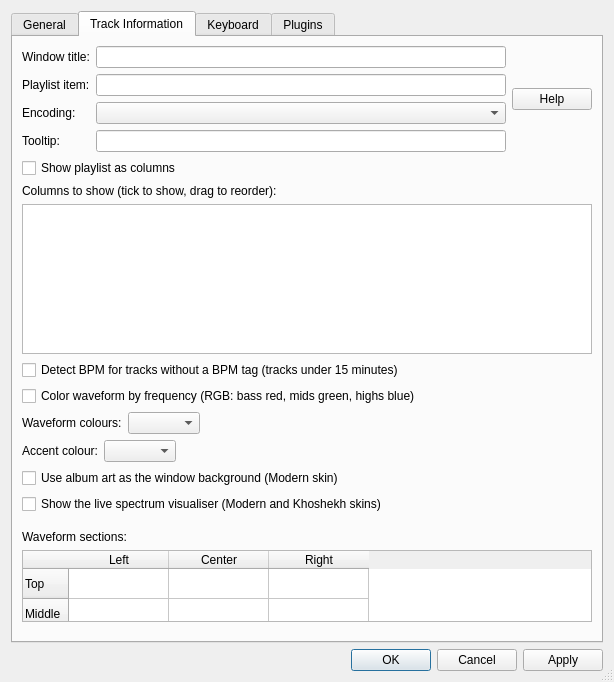
Qt form src/preferencesDialog.ui (khoshekh-dj/nulloy) before a commit.
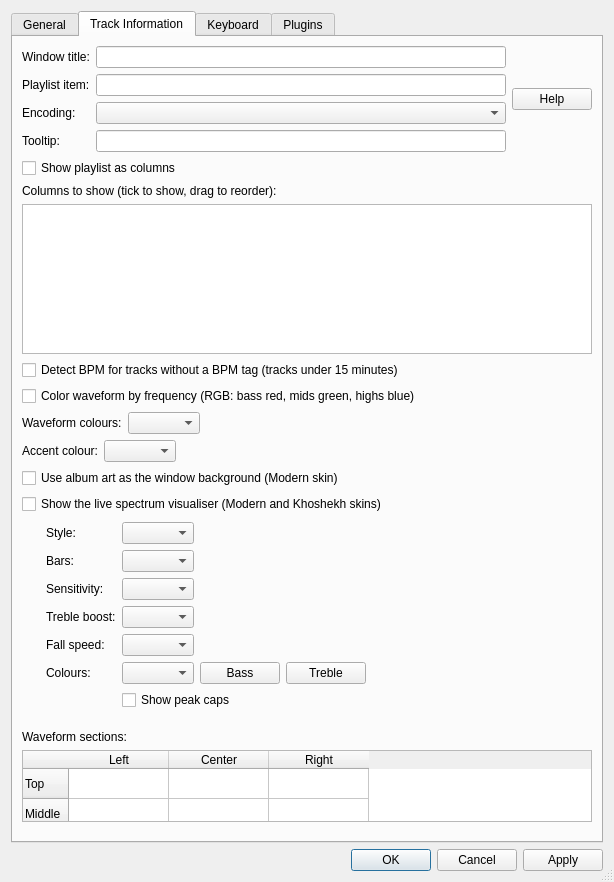
The same form after that commit. The open tabs and pages were chosen to show the change. Custom widgets are drawn as their Qt base class.

Commit message:
Visualiser options in Preferences
Style (bars, LED segments, mirrored, smooth curve), bar density,
sensitivity, treble boost, fall speed, peak caps on/off, and colours
(follow the waveform, accent colour, or a custom bass-to-treble
gradient with two colour pickers).

What changed in the file:
```diff
--- a/src/preferencesDialog.ui
+++ b/src/preferencesDialog.ui
@@ -1305,6 +1305,142 @@
          </property>
         </widget>
        </item>
+       <item>
+        <widget class="QWidget" name="visualiserOptions" native="true">
+         <layout class="QFormLayout" name="visualiserOptionsLayout">
+          <property name="fieldGrowthPolicy">
+           <enum>QFormLayout::FieldsStayAtSizeHint</enum>
+          </property>
+          <property name="leftMargin">
+           <number>24</number>
+          </property>
+          <property name="topMargin">
+           <number>2</number>
+          </property>
+          <property name="rightMargin">
+           <number>0</number>
+          </property>
+          <property name="bottomMargin">
+           <number>4</number>
+          </property>
+           <item row="0" column="0">
+            <widget class="QLabel" name="visualiserStyleLabel">
+             <property name="text">
+              <string>Style:</string>
+             </property>
+            </widget>
+           </item>
+           <item row="0" column="1">
+            <widget class="QComboBox" name="visualiserStyleComboBox">
+             <property name="sizeAdjustPolicy">
+              <enum>QComboBox::AdjustToContents</enum>
+             </property>
+            </widget>
+           </item>
+           <item row="1" column="0">
+            <widget class="QLabel" name="visualiserDensityLabel">
+             <property name="text">
+              <string>Bars:</string>
+             </property>
+            </widget>
+           </item>
+           <item row="1" column="1">
+            <widget class="QComboBox" name="visualiserDensityComboBox">
+             <property name="sizeAdjustPolicy">
+              <enum>QComboBox::AdjustToContents</enum>
+             </property>
+            </widget>
+           </item>
+           <item row="2" column="0">
+            <widget class="QLabel" name="visualiserSensitivityLabel">
+             <property name="text">
+              <string>Sensitivity:</string>
+             </property>
+            </widget>
+           </item>
+           <item row="2" column="1">
+            <widget class="QComboBox" name="visualiserSensitivityComboBox">
+             <property name="sizeAdjustPolicy">
+              <enum>QComboBox::AdjustToContents</enum>
+             </property>
+            </widget>
+           </item>
+           <item row="3" column="0">
+            <widget class="QLabel" name="visualiserTrebleBoostLabel">
+             <property name="text">
+              <string>Treble boost:</string>
+             </property>
+            </widget>
+           </item>
+           <item row="3" column="1">
+            <widget class="QComboBox" name="visualiserTrebleBoostComboBox">
+             <property name="sizeAdjustPolicy">
+              <enum>QComboBox::AdjustToContents</enum>
+             </property>
+            </widget>
+           </item>
+           <item row="4" column="0">
+            <widget class="QLabel" name="visualiserFallSpeedLabel">
+             <property name="text">
+              <string>Fall speed:</string>
+             </property>
+            </widget>
+           </item>
+           <item row="4" column="1">
+            <widget class="QComboBox" name="visualiserFallSpeedComboBox">
+             <property name="sizeAdjustPolicy">
+              <enum>QComboBox::AdjustToContents</enum>
+             </property>
+            </widget>
+           </item>
+           <item row="5" column="0">
+            <widget class="QLabel" name="visualiserColorsLabel">
+             <property name="text">
+              <string>Colours:</string>
+             </property>
+            </widget>
+           </item>
+           <item row="5" column="1">
+            <layout class="QHBoxLayout" name="visualiserColorsLayout">
+             <item>
+            <widget class="QComboBox" name="visualiserColorsComboBox">
+               <property name="sizeAdjustPolicy">
+                <enum>QComboBox::AdjustToContents</enum>
+               </property>
+              </widget>
+             </item>
+             <item>
+              <widget class="QPushButton" name="visualiserGradientFromButton">
+               <property name="toolTip">
+                <string>Colour for the bass end</string>
+               </property>
+               <property name="text">
+                <string>Bass</string>
+               </property>
+              </widget>
+             </item>
+             <item>
+              <widget class="QPushButton" name="visualiserGradientToButton">
+               <property name="toolTip">
+                <string>Colour for the treble end</string>
+               </property>
+               <property name="text">
+                <string>Treble</string>
+               </property>
+              </widget>
+             </item>
+            </layout>
+           </item>
+           <item row="6" column="1">
+            <widget class="QCheckBox" name="visualiserPeaksCheckBox">
+             <property name="text">
+              <string>Show peak caps</string>
+             </property>
+            </widget>
+           </item>
+         </layout>
+        </widget>
+       </item>
        <item>
         <spacer name="verticalSpacer_5">
          <property name="orientation">
```
The commit also changes 5 other files.
